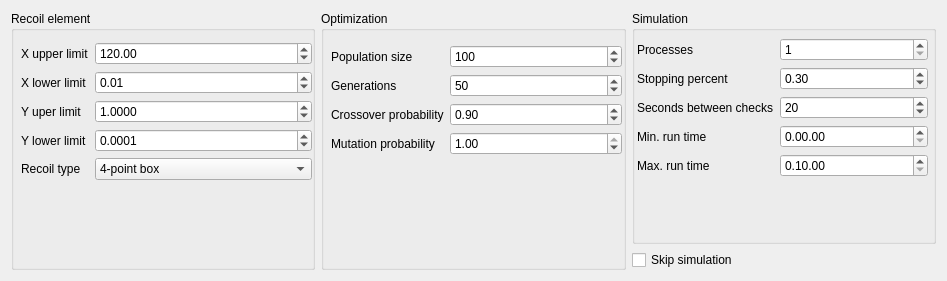
This is ui_files/ui_optimization_recoil_params.ui in JYU-IBA/potku as Qt 5 draws it before an edit. The edited form follows.
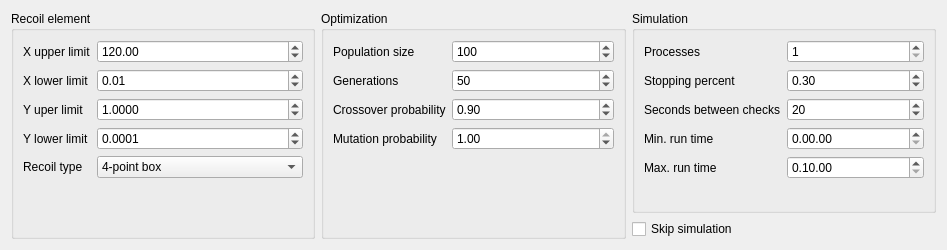
This is the edited form.

Commit message: Layout in optimization parameters dialog fixed

The edit to the form file:
```diff
--- a/ui_files/ui_optimization_recoil_params.ui
+++ b/ui_files/ui_optimization_recoil_params.ui
@@ -7,11 +7,11 @@
     <x>0</x>
     <y>0</y>
     <width>947</width>
-    <height>281</height>
+    <height>250</height>
    </rect>
   </property>
   <property name="sizePolicy">
-   <sizepolicy hsizetype="Fixed" vsizetype="Fixed">
+   <sizepolicy hsizetype="Preferred" vsizetype="Preferred">
     <horstretch>0</horstretch>
     <verstretch>0</verstretch>
    </sizepolicy>
@@ -19,7 +19,7 @@
   <property name="minimumSize">
    <size>
     <width>947</width>
-    <height>281</height>
+    <height>250</height>
    </size>
   </property>
   <property name="windowTitle">
@@ -27,23 +27,14 @@
   </property>
   <layout class="QVBoxLayout" name="verticalLayout">
    <item>
-    <layout class="QVBoxLayout" name="parametersLayout">
-     <item>
       <layout class="QHBoxLayout" name="horizontalLayout_3">
        <item>
         <widget class="QGroupBox" name="recoilGroupBox">
          <property name="title">
           <string>Recoil element</string>
          </property>
-         <widget class="QWidget" name="layoutWidget">
-          <property name="geometry">
-           <rect>
-            <x>10</x>
-            <y>31</y>
-            <width>291</width>
-            <height>211</height>
-           </rect>
-          </property>
+       <layout class="QVBoxLayout" name="verticalLayout_4">
+        <item>
           <layout class="QFormLayout" name="formLayout">
            <item row="0" column="0">
             <widget class="QLabel" name="label_2">
@@ -169,7 +160,8 @@
             </widget>
            </item>
           </layout>
-         </widget>
+        </item>
+       </layout>
         </widget>
        </item>
        <item>
@@ -180,15 +172,8 @@
          <property name="title">
           <string>Optimization</string>
          </property>
-         <widget class="QWidget" name="layoutWidget">
-          <property name="geometry">
-           <rect>
-            <x>10</x>
-            <y>34</y>
-            <width>291</width>
-            <height>161</height>
-           </rect>
-          </property>
+       <layout class="QVBoxLayout" name="verticalLayout_3">
+        <item>
           <layout class="QFormLayout" name="formLayout_2">
            <item row="0" column="0">
             <widget class="QLabel" name="label">
@@ -271,7 +256,8 @@
             </widget>
            </item>
           </layout>
-         </widget>
+        </item>
+       </layout>
         </widget>
        </item>
        <item>
@@ -287,15 +273,8 @@
            <property name="title">
             <string>Simulation</string>
            </property>
-           <widget class="QWidget" name="layoutWidget">
-            <property name="geometry">
-             <rect>
-              <x>5</x>
-              <y>27</y>
-              <width>291</width>
-              <height>181</height>
-             </rect>
-            </property>
+         <layout class="QVBoxLayout" name="verticalLayout_5">
+          <item>
             <layout class="QFormLayout" name="simFormLayout">
              <item row="1" column="0">
               <widget class="QLabel" name="label_11">
@@ -396,7 +375,8 @@
               </widget>
              </item>
             </layout>
-           </widget>
+          </item>
+         </layout>
           </widget>
          </item>
          <item>
@@ -405,8 +385,6 @@
             <string>Skip simulation</string>
            </property>
           </widget>
-         </item>
-        </layout>
        </item>
       </layout>
      </item>
```
Lines whose indentation alone changed are shown as unchanged. The commit also changes 1 other file.
